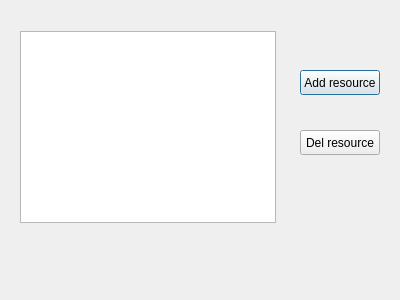
Kastautor/OSProcessSim, file simulator/OSProcessSim/resourcesdialog.ui: the form before one commit.
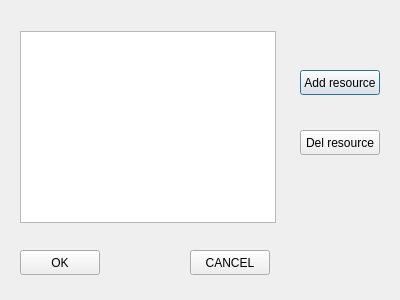
The form after the commit.

Patch:
```diff
--- a/simulator/OSProcessSim/resourcesdialog.ui
+++ b/simulator/OSProcessSim/resourcesdialog.ui
@@ -55,6 +55,32 @@
     <string>Del resource</string>
    </property>
   </widget>
+  <widget class="QPushButton" name="okButton">
+   <property name="geometry">
+    <rect>
+     <x>20</x>
+     <y>250</y>
+     <width>80</width>
+     <height>25</height>
+    </rect>
+   </property>
+   <property name="text">
+    <string>OK</string>
+   </property>
+  </widget>
+  <widget class="QPushButton" name="cancelButton">
+   <property name="geometry">
+    <rect>
+     <x>190</x>
+     <y>250</y>
+     <width>80</width>
+     <height>25</height>
+    </rect>
+   </property>
+   <property name="text">
+    <string>CANCEL</string>
+   </property>
+  </widget>
  </widget>
  <resources/>
  <connections/>
```
